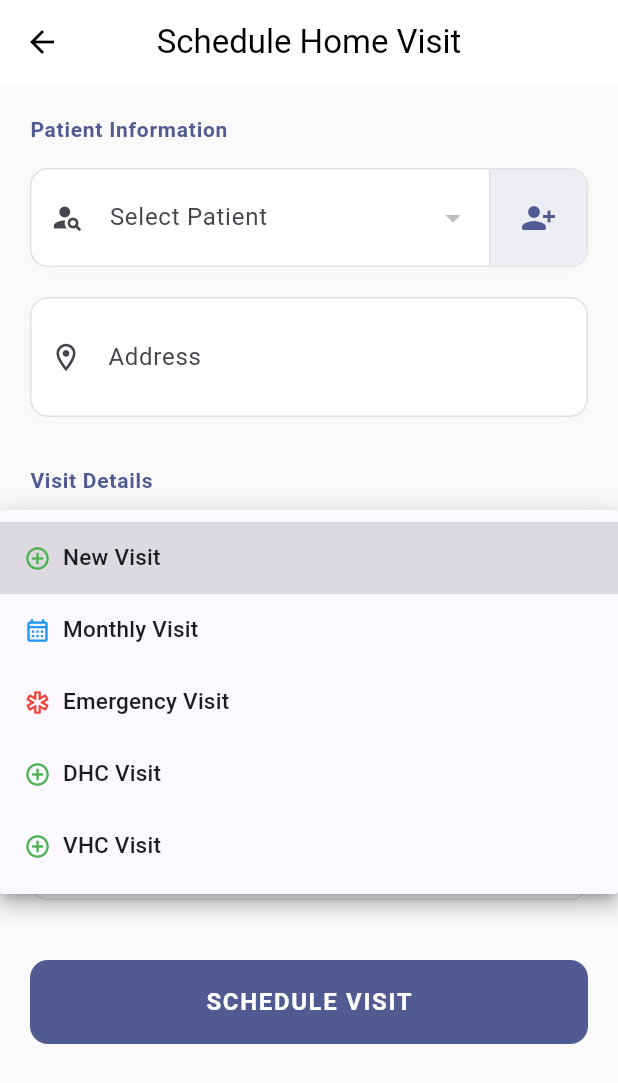
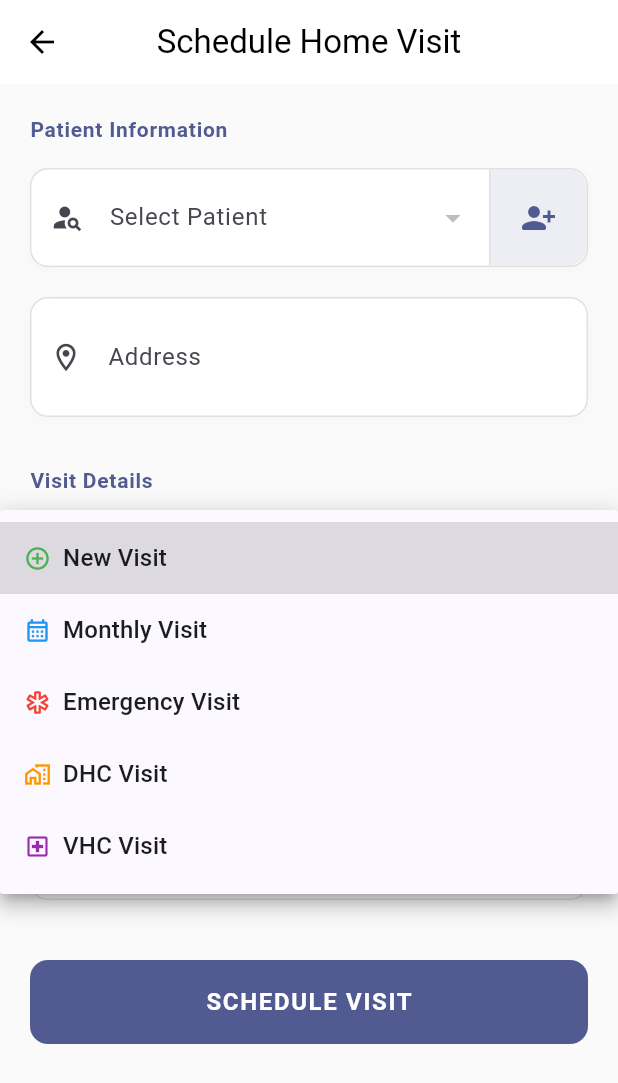
Before and after one commit to ARSHADAMEEN00/oruma-app, a Flutter app: the Homevisit screen opened directly, after a tap on the "person add alt 1" icon, after a tap on "New Visit", on a phone screen of 412 x 824 dp. Shown: the top 1083 px of the screen. Run offline on Flutter 3.47's test engine with Material 3 defaults, Android fonts, the phone set to English and light mode, and no system bars; our stand-ins replace shared_preferences; accounts and stored records are empty; network calls fail.

Commit message:
feat: Add icons and colors for DHC and VHC visit options and remove explicit font size from option labels.

```diff
--- a/app/lib/homevisit.dart
+++ b/app/lib/homevisit.dart
@@ -677,19 +677,24 @@ class _HomevisitState extends State<Homevisit> {
                                           ? Icons.emergency_outlined
                                           : option['value'] == 'monthly'
                                           ? Icons.calendar_month_outlined
+                                          : option['value'] == 'dhc_visit'
+                                          ? Icons.home_work_outlined
+                                          : option['value'] == 'vhc_visit'
+                                          ? Icons.local_hospital_outlined
                                           : Icons.add_circle_outline,
                                       size: 18,
                                       color: option['value'] == 'emergency'
                                           ? Colors.red
                                           : option['value'] == 'monthly'
                                           ? Colors.blue
+                                          : option['value'] == 'dhc_visit'
+                                          ? Colors.orange
+                                          : option['value'] == 'vhc_visit'
+                                          ? Colors.purple
                                           : Colors.green,
                                     ),
                                     const SizedBox(width: 8),
-                                    Text(
-                                      option['label']!,
-                                      style: const TextStyle(fontSize: 15),
-                                    ),
+                                    Text(option['label']!),
                                   ],
                                 ),
                               ),
```
